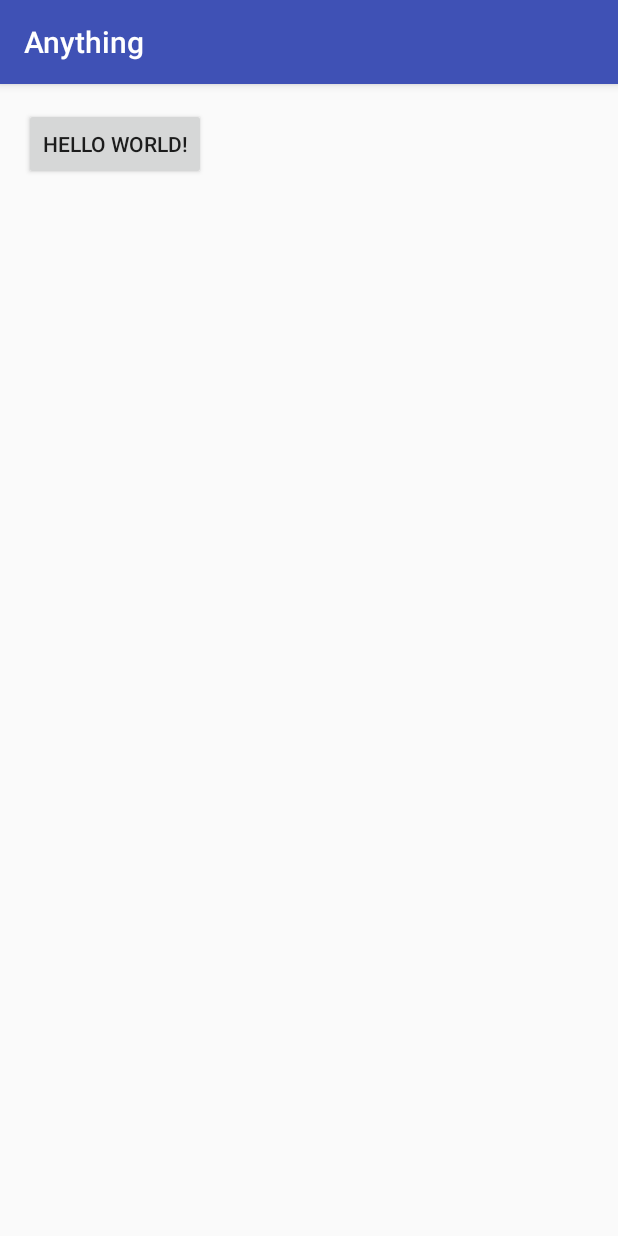
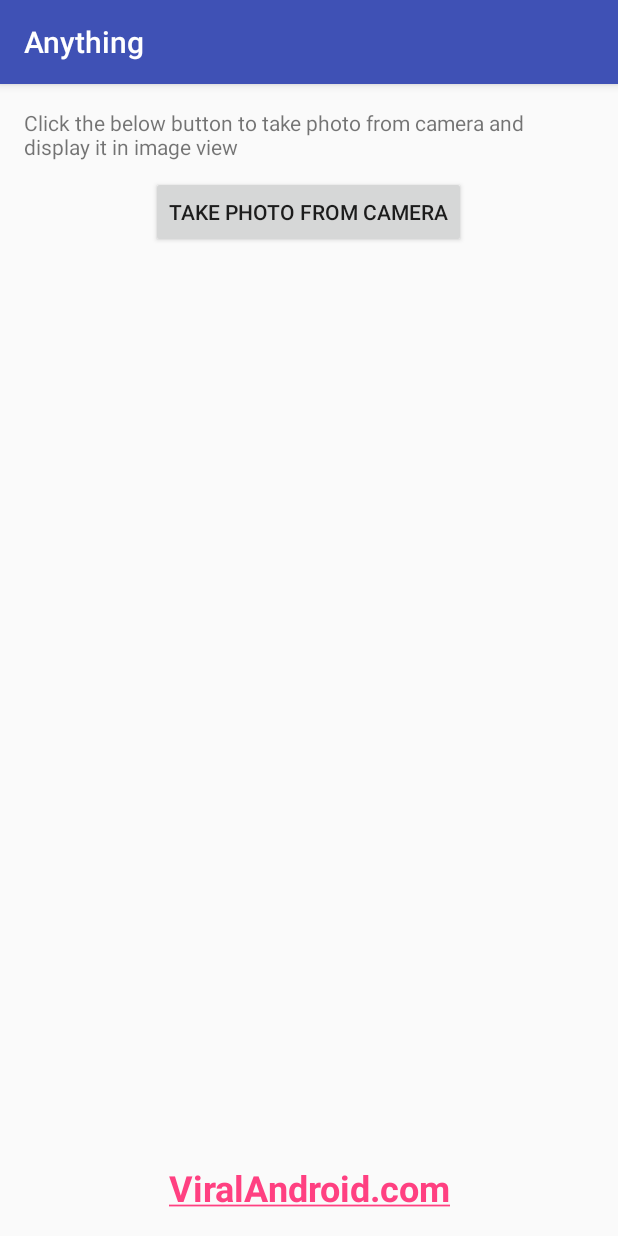
Before and after one commit to albarah/Anything, an Android app: the screen it shows after launch (MainActivity), on a phone screen of 412 x 824 dp. Run offline under Robolectric (Android 15) with nearby library versions, the phone set to English and light mode, and no system bars.

Commit message:
camera function

```diff
--- a/app/src/main/AndroidManifest.xml
+++ b/app/src/main/AndroidManifest.xml
@@ -1,6 +1,8 @@
 <?xml version="1.0" encoding="utf-8"?>
 <manifest xmlns:android="http://schemas.android.com/apk/res/android"
     package="com.example.johnny.anything">
+
+    <uses-feature android:name="android.hardware.camera"></uses-feature>
 
     <application
         android:allowBackup="true"
--- a/app/src/main/java/com/example/johnny/anything/MainActivity.java
+++ b/app/src/main/java/com/example/johnny/anything/MainActivity.java
@@ -3,38 +3,35 @@ package com.example.johnny.anything;
 import android.content.Intent;
 import android.graphics.Bitmap;
 import android.os.Bundle;
-import android.provider.MediaStore;
 import android.support.v7.app.AppCompatActivity;
 import android.view.View;
+import android.widget.Button;
+import android.widget.ImageView;
 
 public class MainActivity extends AppCompatActivity {
-    static final int REQUEST_IMAGE_CAPTURE = 1;
+//    ImageView mImageView= (ImageView) findViewById(R.id.image);
+//    static final int REQUEST_IMAGE_CAPTURE = 1;
+
+    private static final int CAMERA_REQUEST = 1888;
+    ImageView mimageView;
 
     @Override
-    protected void onCreate(Bundle savedInstanceState) {
+    public void onCreate(Bundle savedInstanceState) {
         super.onCreate(savedInstanceState);
         setContentView(R.layout.activity_main);
+        mimageView = (ImageView) this.findViewById(R.id.image_from_camera);
+        Button button = (Button) this.findViewById(R.id.take_image_from_camera);
     }
 
-    public void getImage(View view){
-        dispatchTakePictureIntent();
-
-
+    public void takeImageFromCamera(View view) {
+        Intent cameraIntent = new Intent(android.provider.MediaStore.ACTION_IMAGE_CAPTURE);
+        startActivityForResult(cameraIntent, CAMERA_REQUEST);
     }
 
-    private void dispatchTakePictureIntent() {
-        Intent takePictureIntent = new Intent(MediaStore.ACTION_IMAGE_CAPTURE);
-        if (takePictureIntent.resolveActivity(getPackageManager()) != null) {
-            startActivityForResult(takePictureIntent, REQUEST_IMAGE_CAPTURE);
-        }
-    }
-
-    @Override
     protected void onActivityResult(int requestCode, int resultCode, Intent data) {
-        if (requestCode == REQUEST_IMAGE_CAPTURE && resultCode == RESULT_OK) {
-            Bundle extras = data.getExtras();
-            Bitmap imageBitmap = (Bitmap) extras.get("data");
-            mImageView.setImageBitmap(imageBitmap);
+        if (requestCode == CAMERA_REQUEST && resultCode == RESULT_OK) {
+            Bitmap mphoto = (Bitmap) data.getExtras().get("data");
+            mimageView.setImageBitmap(mphoto);
         }
     }
 
--- a/app/src/main/res/layout/activity_main.xml
+++ b/app/src/main/res/layout/activity_main.xml
@@ -1,18 +1,35 @@
 <?xml version="1.0" encoding="utf-8"?>
-<RelativeLayout xmlns:android="http://schemas.android.com/apk/res/android"
-    xmlns:tools="http://schemas.android.com/tools"
-    android:id="@+id/activity_main"
-    android:layout_width="match_parent"
-    android:layout_height="match_parent"
-    android:paddingBottom="@dimen/activity_vertical_margin"
-    android:paddingLeft="@dimen/activity_horizontal_margin"
-    android:paddingRight="@dimen/activity_horizontal_margin"
-    android:paddingTop="@dimen/activity_vertical_margin"
-    tools:context="com.example.johnny.anything.MainActivity">
+<LinearLayout xmlns:android="http://schemas.android.com/apk/res/android"
+    android:orientation="vertical" android:layout_width="match_parent"
+    android:gravity="center_horizontal"
+    android:layout_margin="16dp"
+    android:layout_height="match_parent">
+
+    <TextView
+        android:layout_width="wrap_content"
+        android:layout_height="wrap_content"
+        android:text="Click the below button to take photo from camera and display it in image view"/>
 
     <Button
+        android:id="@+id/take_image_from_camera"
         android:layout_width="wrap_content"
+        android:layout_marginTop="10dp"
+        android:onClick="takeImageFromCamera"
         android:layout_height="wrap_content"
-        android:text="Hello World!"
-        android:onClick="getImage"/>
-</RelativeLayout>
+        android:text="Take Photo From Camera"/>
+
+    <ImageView
+        android:id="@+id/image_from_camera"
+        android:layout_width="200dp"
+        android:layout_height="300dp"
+        android:layout_marginTop="16dp"/>
+
+    <TextView
+        android:layout_width="fill_parent"
+        android:layout_height="fill_parent"
+        android:text="ViralAndroid.com"
+        android:autoLink="web"
+        android:textSize="24sp"
+        android:textStyle="bold"
+        android:gravity="center|bottom"/>
+</LinearLayout>
```
Also changed, not shown: app/src/main/res/drawable/image.png (added), 2 other files.
